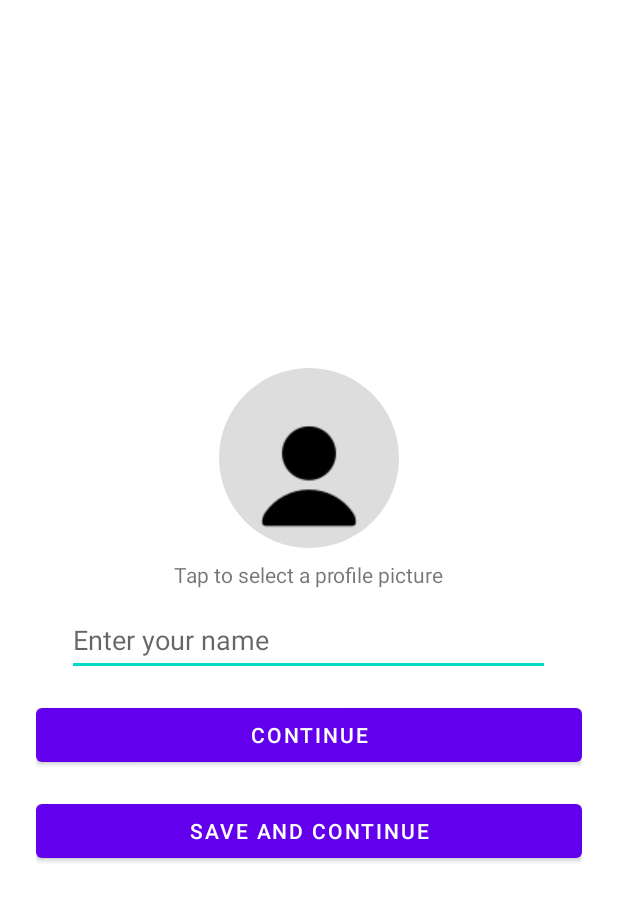
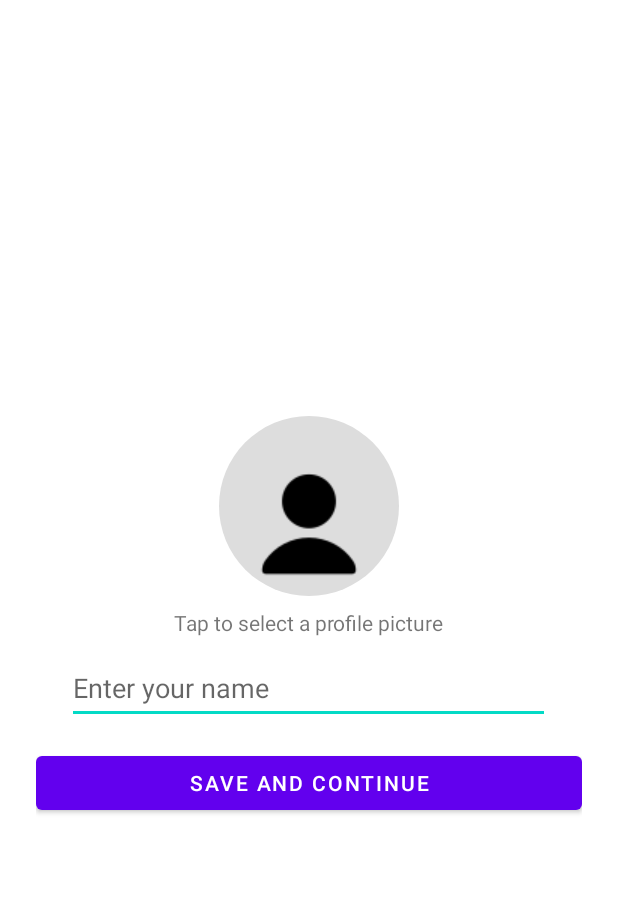
Before and after one commit to Ailover123/NAMED-MEMORIES, an Android app built with Jetpack Compose: the screen it shows after launch (SetupActivity), on a phone screen of 412 x 824 dp. Shown: the top 901 px of the screen. Run offline under Robolectric (Android 15) with nearby library versions, the phone set to English and light mode, and no system bars.

Commit message:
Day 2 :  1. Removed unnecessary button from setupscreen.

```diff
--- a/app/src/main/res/layout/activity_setup.xml
+++ b/app/src/main/res/layout/activity_setup.xml
@@ -34,20 +34,13 @@
         android:inputType="text"
         android:minHeight="48dp" />
 
-    <Button
-        android:id="@+id/continueButton"
-        android:layout_width="match_parent"
-        android:layout_height="wrap_content"
-        android:text="Continue"
-        android:layout_marginTop="15dp"
-        tools:ignore="VisualLintButtonSize" />
 
     <Button
         android:id="@+id/saveButton"
         android:layout_width="match_parent"
         android:layout_height="wrap_content"
         android:text="Save and Continue"
-        android:layout_marginTop="16dp" />
+        android:layout_marginTop="15dp" />
 
 
 
```
